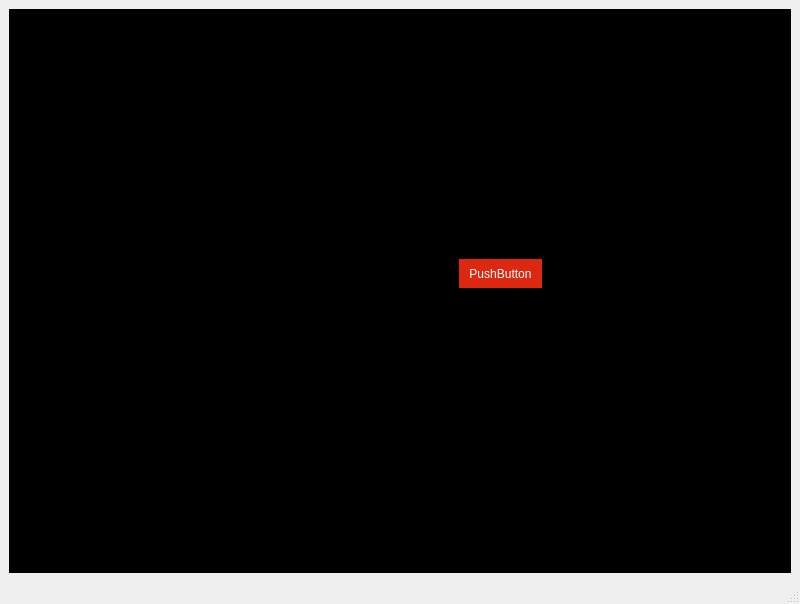
First picture: the form in Log/mainwindow.ui, repository Ragab21/AI-XO, before the edit.
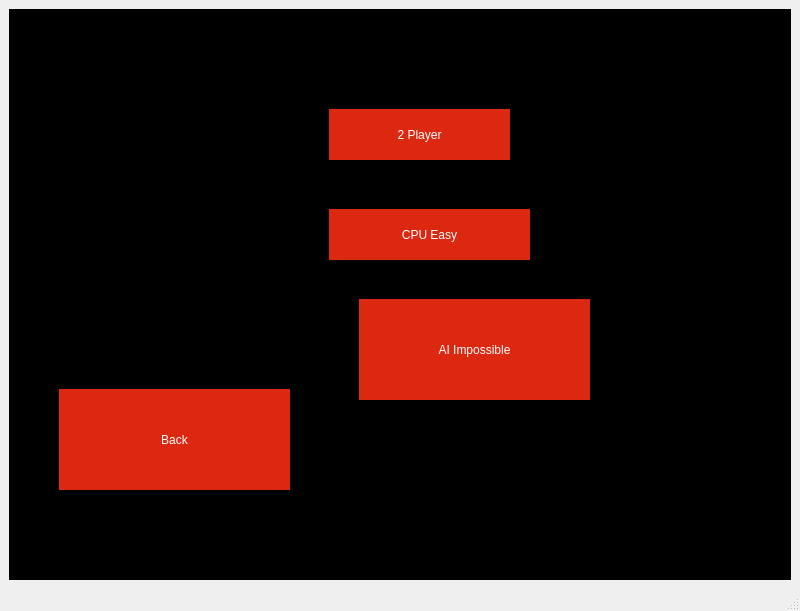
Second picture: the form after the edit. The open tabs and pages were chosen to show the change.

Commit message:
Game Back End Finished
The selection of game mode and the player name is don

Patch:
```diff
--- a/Log/mainwindow.ui
+++ b/Log/mainwindow.ui
@@ -7,7 +7,7 @@
     <x>0</x>
     <y>0</y>
     <width>800</width>
-    <height>604</height>
+    <height>611</height>
    </rect>
   </property>
   <property name="windowTitle">
@@ -458,10 +458,88 @@
        <widget class="QPushButton" name="testb">
         <property name="geometry">
          <rect>
-          <x>450</x>
+          <x>320</x>
+          <y>100</y>
+          <width>181</width>
+          <height>51</height>
+         </rect>
+        </property>
+        <property name="styleSheet">
+         <string notr="true">color: rgb(255, 255, 255);
+background-color: rgb(220, 40, 16);
+border: none;
+font: 14pt &quot;My Puma&quot;;</string>
+        </property>
+        <property name="text">
+         <string>2 Player</string>
+        </property>
+       </widget>
+       <widget class="QPushButton" name="CPUb">
+        <property name="geometry">
+         <rect>
+          <x>320</x>
+          <y>200</y>
+          <width>201</width>
+          <height>51</height>
+         </rect>
+        </property>
+        <property name="styleSheet">
+         <string notr="true">color: rgb(255, 255, 255);
+background-color: rgb(220, 40, 16);
+border: none;
+font: 14pt &quot;My Puma&quot;;</string>
+        </property>
+        <property name="text">
+         <string>CPU Easy</string>
+        </property>
+       </widget>
+       <widget class="QPushButton" name="AIb">
+        <property name="geometry">
+         <rect>
+          <x>350</x>
+          <y>290</y>
+          <width>231</width>
+          <height>101</height>
+         </rect>
+        </property>
+        <property name="styleSheet">
+         <string notr="true">color: rgb(255, 255, 255);
+background-color: rgb(220, 40, 16);
+border: none;
+font: 14pt &quot;My Puma&quot;;</string>
+        </property>
+        <property name="text">
+         <string>AI Impossible</string>
+        </property>
+       </widget>
+       <widget class="QPushButton" name="Selection_backb">
+        <property name="geometry">
+         <rect>
+          <x>50</x>
+          <y>380</y>
+          <width>231</width>
+          <height>101</height>
+         </rect>
+        </property>
+        <property name="styleSheet">
+         <string notr="true">color: rgb(255, 255, 255);
+background-color: rgb(220, 40, 16);
+border: none;
+font: 14pt &quot;My Puma&quot;;</string>
+        </property>
+        <property name="text">
+         <string>Back</string>
+        </property>
+       </widget>
+      </widget>
+      <widget class="QWidget" name="Player2_Page">
+       <widget class="QLineEdit" name="Player2_lineedit">
+        <property name="geometry">
+         <rect>
+          <x>140</x>
           <y>250</y>
-          <width>83</width>
-          <height>29</height>
+          <width>592</width>
+          <height>28</height>
          </rect>
         </property>
         <property name="styleSheet">
@@ -471,7 +549,26 @@
 font: 14pt &quot;My Puma&quot;;</string>
         </property>
         <property name="text">
-         <string>PushButton</string>
+         <string>OK</string>
+        </property>
+       </widget>
+       <widget class="QPushButton" name="Player2_backb">
+        <property name="geometry">
+         <rect>
+          <x>200</x>
+          <y>400</y>
+          <width>358</width>
+          <height>28</height>
+         </rect>
+        </property>
+        <property name="styleSheet">
+         <string notr="true">color: rgb(255, 255, 255);
+background-color: rgb(220, 40, 16);
+border: none;
+font: 14pt &quot;My Puma&quot;;</string>
+        </property>
+        <property name="text">
+         <string>Back</string>
         </property>
        </widget>
       </widget>
```
Left out of the diff: 15 changed lines with no effect on the pictures. The commit also changes 6 other files.
